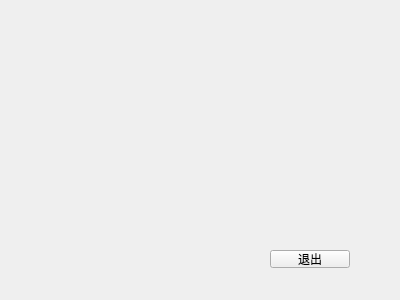
aaaMsLIUfruit/Tomato_bell, file mainClock.ui: the form before one commit.
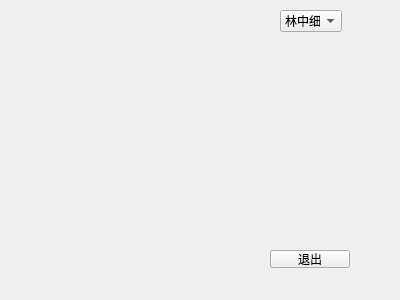
The form after the commit.

```diff
--- a/mainClock.ui
+++ b/mainClock.ui
@@ -26,6 +26,36 @@
     <string>退出</string>
    </property>
   </widget>
+  <widget class="QComboBox" name="MusicBox">
+   <property name="geometry">
+    <rect>
+     <x>280</x>
+     <y>10</y>
+     <width>62</width>
+     <height>22</height>
+    </rect>
+   </property>
+   <item>
+    <property name="text">
+     <string>林中细雨</string>
+    </property>
+   </item>
+   <item>
+    <property name="text">
+     <string>巴黎咖啡馆</string>
+    </property>
+   </item>
+   <item>
+    <property name="text">
+     <string>沙滩海浪</string>
+    </property>
+   </item>
+   <item>
+    <property name="text">
+     <string>不播放音乐</string>
+    </property>
+   </item>
+  </widget>
  </widget>
  <resources/>
  <connections/>
```
